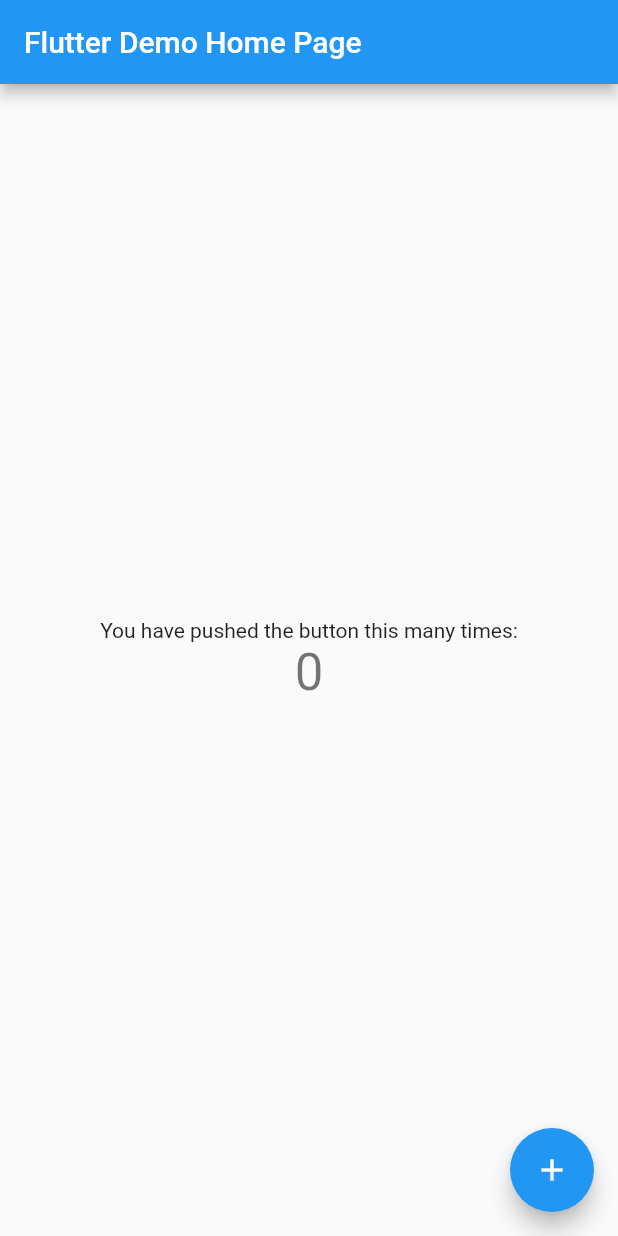
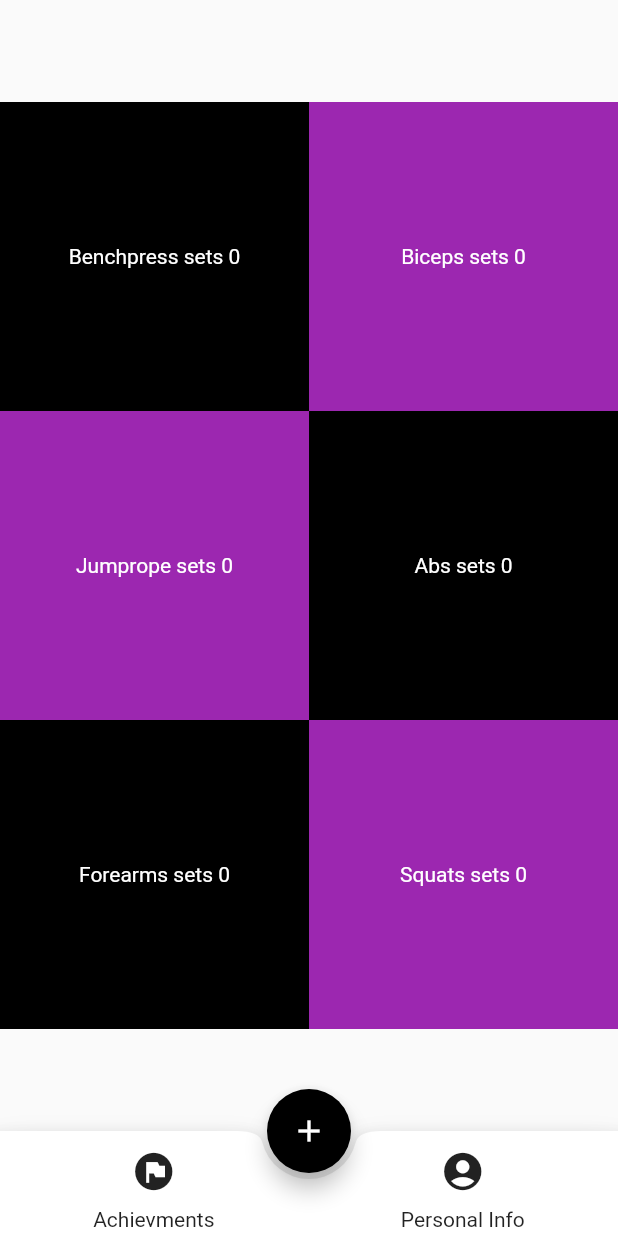
Before and after one commit to mackostya/gym_progress, a Flutter app: the screen it shows after launch, on a phone screen of 412 x 824 dp. Run offline on Flutter 3.47's test engine with Material 2 defaults, Android fonts, the light colour scheme and no system bars.

Commit message:
Add bottom Bar and row of containers

```diff
--- /dev/null
+++ b/lib/bottom_bar.dart
@@ -0,0 +1,43 @@
+import 'package:flutter/material.dart';
+
+class BottomBar extends StatelessWidget {
+  const BottomBar({Key? key}) : super(key: key);
+
+  @override
+  Widget build(BuildContext context) {
+    return BottomAppBar(
+        color: Colors.white,
+        shape: const CircularNotchedRectangle(),
+        child: Container(
+          height:70,
+          child: Row(
+            mainAxisAlignment: MainAxisAlignment.spaceAround,
+            children: <Widget>[
+              Column(
+                mainAxisSize: MainAxisSize.min,
+                children: <Widget>[
+                  IconButton(
+                    icon: const Icon(Icons.flag_circle),
+                    onPressed: () {},
+                    iconSize: 30,
+                  ),
+                  const Text("Achievments"),
+                ],
+              ),
+              Column(
+                mainAxisSize: MainAxisSize.min,
+                children: <Widget>[
+                  IconButton(
+                    icon: const Icon(Icons.account_circle_rounded),
+                    onPressed: () {},
+                    iconSize: 30,
+                  ),
+                  const Text("Personal Info"),
+                ],
+              ),
+            ],
+          ),
+        ),
+      );
+  }
+}
--- a/lib/main.dart
+++ b/lib/main.dart
@@ -1,4 +1,6 @@
 import 'package:flutter/material.dart';
+import 'bottom_bar.dart';
+import 'row_of_containers.dart';
 
 void main() {
   runApp(const MyApp());
@@ -13,15 +15,6 @@
     return MaterialApp(
       title: 'Flutter Demo',
       theme: ThemeData(
-        // This is the theme of your application.
-        //
-        // Try running your application with "flutter run". You'll see the
-        // application has a blue toolbar. Then, without quitting the app, try
-        // changing the primarySwatch below to Colors.green and then invoke
-        // "hot reload" (press "r" in the console where you ran "flutter run",
-        // or simply save your changes to "hot reload" in a Flutter IDE).
-        // Notice that the counter didn't reset back to zero; the application
-        // is not restarted.
         primarySwatch: Colors.blue,
       ),
       home: const MyHomePage(title: 'Flutter Demo Home Page'),
@@ -32,15 +25,6 @@
 class MyHomePage extends StatefulWidget {
   const MyHomePage({Key? key, required this.title}) : super(key: key);
 
-  // This widget is the home page of your application. It is stateful, meaning
-  // that it has a State object (defined below) that contains fields that affect
-  // how it looks.
-
-  // This class is the configuration for the state. It holds the values (in this
-  // case the title) provided by the parent (in this case the App widget) and
-  // used by the build method of the State. Fields in a Widget subclass are
-  // always marked "final".
-
   final String title;
 
   @override
@@ -49,67 +33,59 @@
 
 class _MyHomePageState extends State<MyHomePage> {
   int _counter = 0;
-
   void _incrementCounter() {
     setState(() {
-      // This call to setState tells the Flutter framework that something has
-      // changed in this State, which causes it to rerun the build method below
-      // so that the display can reflect the updated values. If we changed
-      // _counter without calling setState(), then the build method would not be
-      // called again, and so nothing would appear to happen.
       _counter++;
     });
   }
 
   @override
   Widget build(BuildContext context) {
-    // This method is rerun every time setState is called, for instance as done
-    // by the _incrementCounter method above.
-    //
-    // The Flutter framework has been optimized to make rerunning build methods
-    // fast, so that you can just rebuild anything that needs updating rather
-    // than having to individually change instances of widgets.
+    double heightOfContainer = MediaQuery.of(context).size.height / 4;
+    double widthOfContainer = MediaQuery.of(context).size.width / 2;
     return Scaffold(
-      appBar: AppBar(
-        // Here we take the value from the MyHomePage object that was created by
-        // the App.build method, and use it to set our appbar title.
-        title: Text(widget.title),
+      appBar: PreferredSize(
+        preferredSize: const Size.fromHeight(0),
+        child: AppBar(
+          backgroundColor: Colors.white,
+        )
       ),
       body: Center(
-        // Center is a layout widget. It takes a single child and positions it
-        // in the middle of the parent.
-        child: Column(
-          // Column is also a layout widget. It takes a list of children and
-          // arranges them vertically. By default, it sizes itself to fit its
-          // children horizontally, and tries to be as tall as its parent.
-          //
-          // Invoke "debug painting" (press "p" in the console, choose the
-          // "Toggle Debug Paint" action from the Flutter Inspector in Android
-          // Studio, or the "Toggle Debug Paint" command in Visual Studio Code)
-          // to see the wireframe for each widget.
-          //
-          // Column has various properties to control how it sizes itself and
-          // how it positions its children. Here we use mainAxisAlignment to
-          // center the children vertically; the main axis here is the vertical
-          // axis because Columns are vertical (the cross axis would be
-          // horizontal).
-          mainAxisAlignment: MainAxisAlignment.center,
-          children: <Widget>[
-            const Text(
-              'You have pushed the button this many times:',
-            ),
-            Text(
-              '$_counter',
-              style: Theme.of(context).textTheme.headline4,
-            ),
-          ],
+        child: SingleChildScrollView(
+          physics:const BouncingScrollPhysics(parent: AlwaysScrollableScrollPhysics()),
+          child: Column(
+            mainAxisAlignment: MainAxisAlignment.start,
+            children: <Widget>[
+              RowOfContainers(
+                counter: _counter,
+                heightOfContainer: heightOfContainer,
+                widthOfContainer: widthOfContainer),
+              RowOfContainers(
+                counter: _counter,
+                heightOfContainer: heightOfContainer,
+                widthOfContainer: widthOfContainer,
+                colorLeft: Colors.purple,
+                colorRight: Colors.black,
+                text_left: 'Jumprope',
+                text_right: 'Abs'),
+              RowOfContainers(
+                counter: _counter,
+                heightOfContainer: heightOfContainer,
+                widthOfContainer: widthOfContainer,
+                text_left: 'Forearms',
+                text_right: 'Squats'),
+            ],
+          ),
         ),
       ),
+      bottomNavigationBar: BottomBar(),
       floatingActionButton: FloatingActionButton(
+        backgroundColor: Colors.black,
         onPressed: _incrementCounter,
         tooltip: 'Increment',
         child: const Icon(Icons.add),
-      ), // This trailing comma makes auto-formatting nicer for build methods.
+      ),
+      floatingActionButtonLocation: FloatingActionButtonLocation.centerDocked,
     );
   }
 }
--- /dev/null
+++ b/lib/row_of_containers.dart
@@ -0,0 +1,52 @@
+import 'package:flutter/material.dart';
+
+
+class RowOfContainers extends StatelessWidget {
+  final int counter;
+  final double heightOfContainer;
+  final double widthOfContainer;
+  final Color colorLeft;
+  final Color colorRight;
+  final String text_left;
+  final String text_right;
+  const RowOfContainers({Key? key,
+    required this.counter,
+    required this.heightOfContainer,
+    required this.widthOfContainer,
+    this.colorLeft = Colors.black,
+    this.colorRight = Colors.purple,
+    this.text_left = 'Benchpress',
+    this.text_right = 'Biceps'
+    }) : super(key: key);
+
+  @override
+  Widget build(BuildContext context) {
+    return Row(
+      mainAxisAlignment: MainAxisAlignment.center,
+      mainAxisSize: MainAxisSize.max,
+      children: <Widget>[
+        Container(
+          alignment: Alignment.center,
+          height: heightOfContainer,
+          width: widthOfContainer,
+          color: colorLeft,
+          child: Text(
+            '$text_left sets $counter',
+            style: const TextStyle(
+              color: Colors.white,),
+          )
+        ),
+        Container(
+          alignment: Alignment.center,
+          height: heightOfContainer,
+          width: widthOfContainer,
+          color: colorRight,
+          child: Text(
+            '$text_right sets $counter',
+            style: const TextStyle(color: Colors.white),
+          )
+        ),
+        ]
+    );
+  }
+}
```
